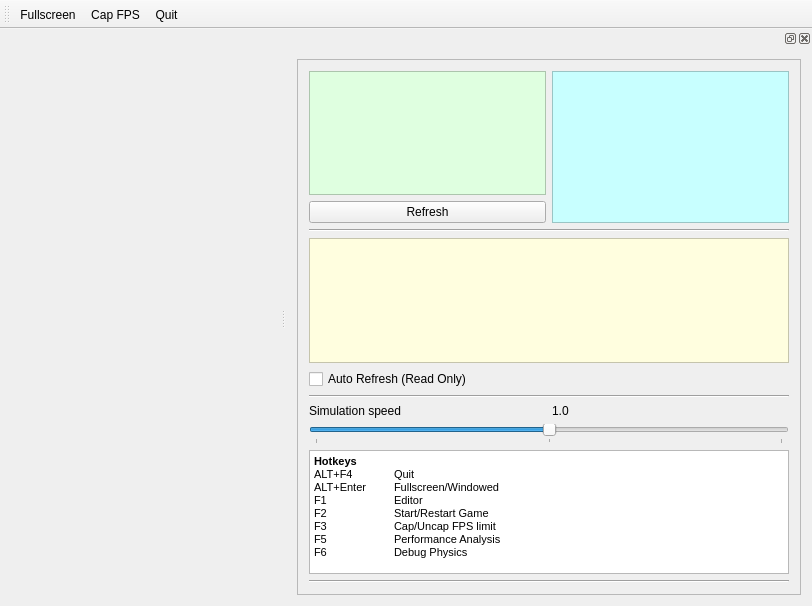
This is xkill-gui/MainWindow.ui in ensq/xkill-resources as Qt 5 draws it before an edit. The edited form follows.
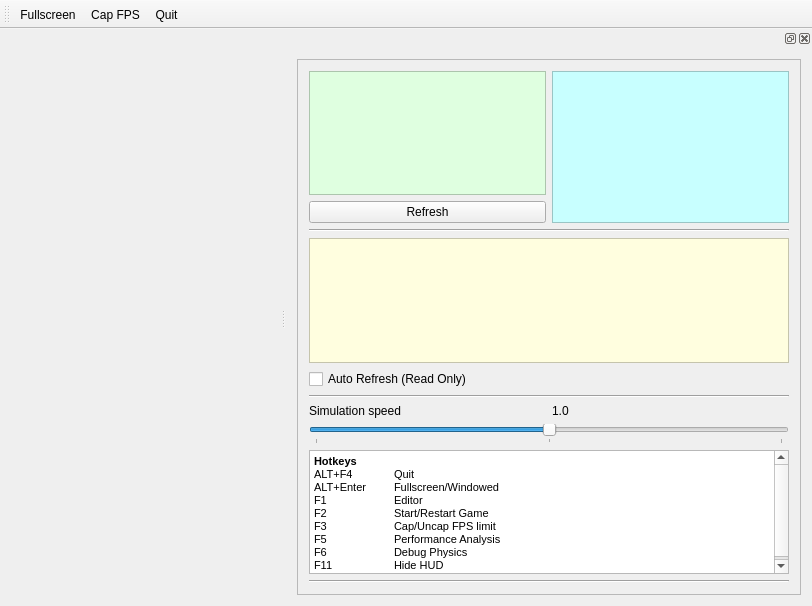
This is the edited form.

What changed in the file:
```diff
--- a/xkill-gui/MainWindow.ui
+++ b/xkill-gui/MainWindow.ui
@@ -187,7 +187,8 @@
 &lt;p style=&quot; margin-top:0px; margin-bottom:0px; margin-left:0px; margin-right:0px; -qt-block-indent:0; text-indent:0px;&quot;&gt;&lt;span style=&quot; font-size:8pt; font-weight:600;&quot;&gt;Hotkeys&lt;br /&gt;&lt;/span&gt;&lt;span style=&quot; font-size:8pt;&quot;&gt;ALT+F4 	Quit&lt;/span&gt;&lt;/p&gt;
 &lt;p style=&quot; margin-top:0px; margin-bottom:0px; margin-left:0px; margin-right:0px; -qt-block-indent:0; text-indent:0px;&quot;&gt;&lt;span style=&quot; font-size:8pt;&quot;&gt;ALT+Enter 	Fullscreen/Windowed&lt;/span&gt;&lt;span style=&quot; font-size:8pt; font-weight:600;&quot;&gt;&lt;br /&gt;&lt;/span&gt;&lt;span style=&quot; font-size:8pt;&quot;&gt;F1 	Editor&lt;br /&gt;F2 	Start/Restart Game&lt;br /&gt;F3 	Cap/Uncap FPS limit&lt;/span&gt;&lt;/p&gt;
 &lt;p style=&quot; margin-top:0px; margin-bottom:0px; margin-left:0px; margin-right:0px; -qt-block-indent:0; text-indent:0px;&quot;&gt;&lt;span style=&quot; font-size:8pt;&quot;&gt;F5 	Performance Analysis&lt;/span&gt;&lt;/p&gt;
-&lt;p style=&quot; margin-top:0px; margin-bottom:0px; margin-left:0px; margin-right:0px; -qt-block-indent:0; text-indent:0px;&quot;&gt;&lt;span style=&quot; font-size:8pt;&quot;&gt;F6 	Debug Physics&lt;/span&gt;&lt;/p&gt;&lt;/body&gt;&lt;/html&gt;</string>
+&lt;p style=&quot; margin-top:0px; margin-bottom:0px; margin-left:0px; margin-right:0px; -qt-block-indent:0; text-indent:0px;&quot;&gt;&lt;span style=&quot; font-size:8pt;&quot;&gt;F6 	Debug Physics&lt;/span&gt;&lt;/p&gt;
+&lt;p style=&quot; margin-top:0px; margin-bottom:0px; margin-left:0px; margin-right:0px; -qt-block-indent:0; text-indent:0px;&quot;&gt;&lt;span style=&quot; font-size:8pt;&quot;&gt;F11 	Hide HUD&lt;/span&gt;&lt;/p&gt;&lt;/body&gt;&lt;/html&gt;</string>
            </property>
           </widget>
          </item>
```
